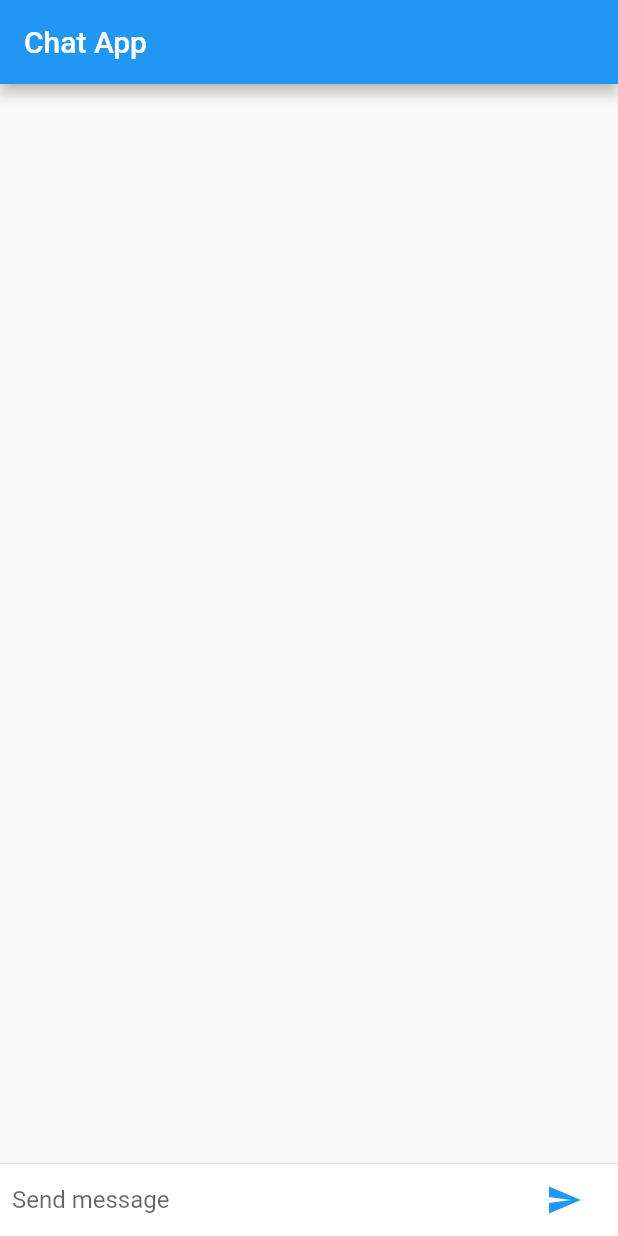
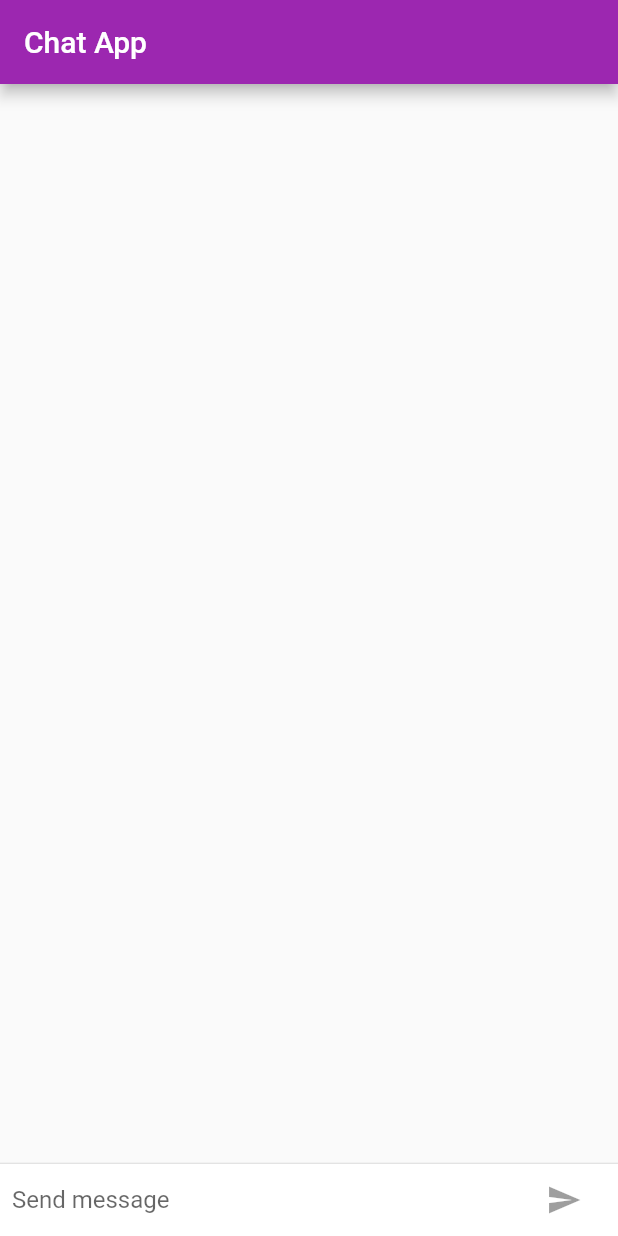
Before and after one commit to cakasuma/flutter-chat, a Flutter app: the screen it shows after launch, on a phone screen of 412 x 824 dp. Run offline on Flutter 3.47's test engine with Material 2 defaults, Android fonts, the phone set to English and light mode, and no system bars.

```diff
--- a/lib/main.dart
+++ b/lib/main.dart
@@ -1,6 +1,19 @@
 import 'package:flutter/material.dart';
+import 'package:flutter/foundation.dart';
+import 'package:flutter/cupertino.dart';
 
 const String _name = "amam";
+
+final ThemeData kIOSTheme = ThemeData(
+  primarySwatch: Colors.orange,
+  primaryColor: Colors.grey[100],
+  primaryColorBrightness: Brightness.light
+);
+
+final ThemeData kAndroidTheme = ThemeData(
+  primarySwatch: Colors.purple,
+  accentColor: Colors.orangeAccent[400]
+);
 
 void main() {
   runApp(ChatApp());
@@ -12,6 +25,7 @@ class ChatApp extends StatelessWidget {
     return MaterialApp(
         debugShowCheckedModeBanner: false,
         title: 'Chat App',
+        theme: defaultTargetPlatform == TargetPlatform.android ? kAndroidTheme : kIOSTheme,
         home: ChatScreen());
   }
 }
@@ -24,9 +38,13 @@ class ChatScreen extends StatefulWidget {
 class _ChatScreenState extends State<ChatScreen> with TickerProviderStateMixin {
   final List<ChatMessage> _messages = <ChatMessage>[];
   final TextEditingController _textController = TextEditingController();
+  bool _isComposing = false;
 
   _handleSubmitted(String value) {
     _textController.clear();
+    setState(() {
+      _isComposing = false;
+    });
 
     ChatMessage message = ChatMessage(
       text: value,
@@ -52,16 +70,26 @@ class _ChatScreenState extends State<ChatScreen> with TickerProviderStateMixin {
                 child: TextField(
                   controller: _textController,
                   onSubmitted: _handleSubmitted,
+                  onChanged: (String text) {
+                    setState(() {
+                      _isComposing = text.length > 0;
+                    });
+                  },
                   decoration:
                       InputDecoration.collapsed(hintText: 'Send message'),
                 ),
               ),
               Container(
                 margin: EdgeInsets.symmetric(horizontal: 4.0),
-                child: IconButton(
+                child: Theme.of(context).platform == TargetPlatform.android ?
+                IconButton(
                   icon: Icon(Icons.send),
-                  onPressed: () => _handleSubmitted(_textController.text),
-                ),
+                  onPressed: _isComposing ? () => _handleSubmitted(_textController.text) : null,
+                ) :
+                CupertinoButton(
+                  child: Text('Send'),
+                  onPressed: _isComposing ? () => _handleSubmitted(_textController.text) : null,
+                )
               )
             ],
           )),
@@ -73,8 +101,10 @@ class _ChatScreenState extends State<ChatScreen> with TickerProviderStateMixin {
     return Scaffold(
       appBar: AppBar(
         title: Text('Chat App'),
+        elevation: Theme.of(context).platform == TargetPlatform.iOS ? 0.0 : 4.0,
       ),
-      body: Column(
+      body: Container(
+        child: Column(
           children: <Widget>[
             Flexible(
               child: ListView.builder(
@@ -92,6 +122,11 @@ class _ChatScreenState extends State<ChatScreen> with TickerProviderStateMixin {
               child: _buildTextComposer(),
             )
           ],
+        ),
+        decoration: Theme.of(context).platform == TargetPlatform.android ? null :
+        BoxDecoration(
+          border: Border(top: BorderSide(color: Colors.grey[200]))
+        ),
       ),
     );
   }
@@ -125,7 +160,8 @@ class ChatMessage extends StatelessWidget {
                 margin: EdgeInsets.only(right: 16.0),
                 child: CircleAvatar(child: Text(_name[0])),
               ),
-              Column(
+              Expanded(
+                child: Column(
                   crossAxisAlignment: CrossAxisAlignment.start,
                   children: <Widget>[
                     Text(
@@ -137,6 +173,7 @@ class ChatMessage extends StatelessWidget {
                       child: Text(text),
                     )
                   ],
+                ),
               )
             ],
           ),
```
Also changed, not shown: 12 other files. Lines whose indentation alone changed are shown as unchanged.
